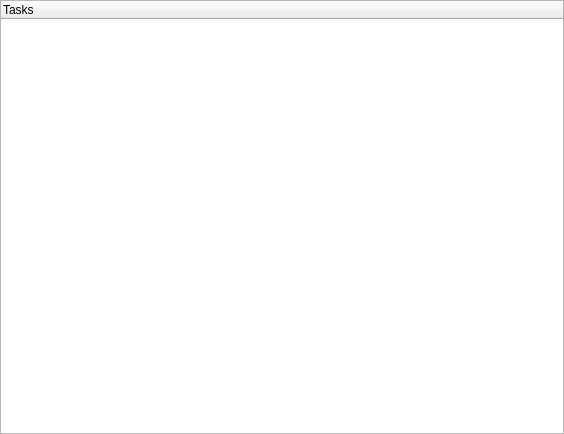
Old version of the form kplato/libs/ui/kptperteditor.ui in the repository KDE/calligra.
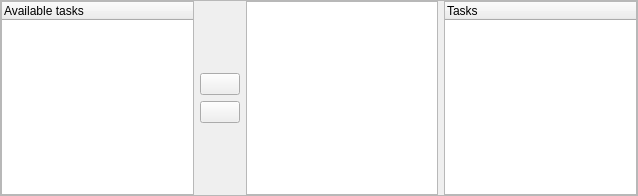
New version of the form. Custom widgets are drawn as their Qt base class.

Commit message: Make PertEditor (aka Dependency Editor (List)) usable. Add a relationmodel and relation editor. Fix a hole (relation already exists) in legality check of relations.

What changed in the file:
```diff
--- a/kplato/libs/ui/kptperteditor.ui
+++ b/kplato/libs/ui/kptperteditor.ui
@@ -5,14 +5,11 @@
    <rect>
     <x>0</x>
     <y>0</y>
-    <width>564</width>
-    <height>434</height>
+    <width>638</width>
+    <height>196</height>
    </rect>
   </property>
-  <layout class="QHBoxLayout" >
-   <property name="spacing" >
-    <number>0</number>
-   </property>
+  <layout class="QVBoxLayout" >
    <property name="leftMargin" >
     <number>0</number>
    </property>
@@ -26,25 +23,107 @@
     <number>0</number>
    </property>
    <item>
-    <widget class="KActionSelector" name="assignList" />
-   </item>
-   <item>
-    <widget class="QTreeWidget" name="tableTaskWidget" >
-     <column>
-      <property name="text" >
-       <string>Tasks</string>
+    <widget class="QFrame" name="frame" >
+     <property name="frameShape" >
+      <enum>QFrame::StyledPanel</enum>
+     </property>
+     <property name="frameShadow" >
+      <enum>QFrame::Sunken</enum>
+     </property>
+     <layout class="QHBoxLayout" >
+      <property name="leftMargin" >
+       <number>0</number>
       </property>
-     </column>
+      <property name="topMargin" >
+       <number>0</number>
+      </property>
+      <property name="rightMargin" >
+       <number>0</number>
+      </property>
+      <property name="bottomMargin" >
+       <number>0</number>
+      </property>
+      <item>
+       <widget class="QTreeWidget" name="available" >
+        <column>
+         <property name="text" >
+          <string>Available tasks</string>
+         </property>
+        </column>
+       </widget>
+      </item>
+      <item>
+       <layout class="QVBoxLayout" >
+        <item>
+         <spacer>
+          <property name="orientation" >
+           <enum>Qt::Vertical</enum>
+          </property>
+          <property name="sizeHint" >
+           <size>
+            <width>20</width>
+            <height>40</height>
+           </size>
+          </property>
+         </spacer>
+        </item>
+        <item>
+         <widget class="QPushButton" name="addBtn" >
+          <property name="toolTip" >
+           <string>Add required task</string>
+          </property>
+          <property name="text" >
+           <string/>
+          </property>
+         </widget>
+        </item>
+        <item>
+         <widget class="QPushButton" name="removeBtn" >
+          <property name="toolTip" >
+           <string>Remove required task</string>
+          </property>
+          <property name="text" >
+           <string/>
+          </property>
+         </widget>
+        </item>
+        <item>
+         <spacer>
+          <property name="orientation" >
+           <enum>Qt::Vertical</enum>
+          </property>
+          <property name="sizeHint" >
+           <size>
+            <width>20</width>
+            <height>40</height>
+           </size>
+          </property>
+         </spacer>
+        </item>
+       </layout>
+      </item>
+      <item>
+       <widget class="RelationTreeView" name="required" />
+      </item>
+      <item>
+       <widget class="QTreeWidget" name="taskList" >
+        <column>
+         <property name="text" >
+          <string>Tasks</string>
+         </property>
+        </column>
+       </widget>
+      </item>
+     </layout>
     </widget>
    </item>
   </layout>
  </widget>
  <customwidgets>
   <customwidget>
-   <class>KActionSelector</class>
-   <extends>QWidget</extends>
-   <header>kactionselector.h</header>
-   <container>1</container>
+   <class>RelationTreeView</class>
+   <extends>QTreeView</extends>
+   <header>kptrelationeditor.h</header>
   </customwidget>
  </customwidgets>
  <resources/>
```
Left out of the diff: 4 changed lines with no effect on the pictures. The commit also changes 18 other files.
